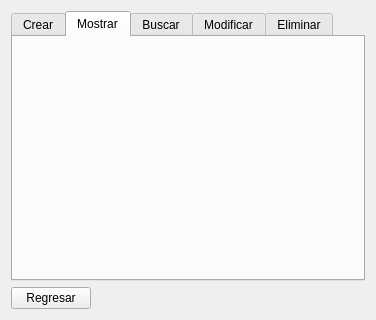
Before: the Qt Designer form Proyecto/menudisponibilidad.ui in alexVillasenor/SEDDII, drawn with Qt 5.
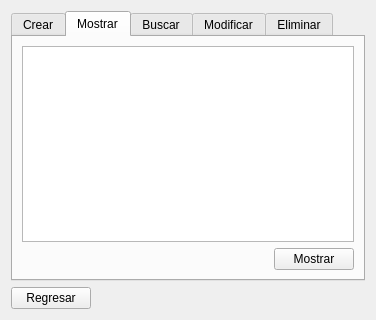
After: the same form once the commit is applied. The open tabs and pages were chosen to show the change.

Commit message: Capturar y mostrar version 1

```diff
--- a/Proyecto/menudisponibilidad.ui
+++ b/Proyecto/menudisponibilidad.ui
@@ -93,6 +93,34 @@
       <attribute name="title">
        <string>Mostrar</string>
       </attribute>
+      <layout class="QGridLayout" name="gridLayout_3">
+       <item row="0" column="0" colspan="2">
+        <widget class="QTextBrowser" name="textBrowser"/>
+       </item>
+       <item row="1" column="0">
+        <spacer name="horizontalSpacer_2">
+         <property name="orientation">
+          <enum>Qt::Horizontal</enum>
+         </property>
+         <property name="sizeHint" stdset="0">
+          <size>
+           <width>247</width>
+           <height>20</height>
+          </size>
+         </property>
+        </spacer>
+       </item>
+       <item row="1" column="1">
+        <widget class="QPushButton" name="pushButton_3">
+         <property name="text">
+          <string>Mostrar</string>
+         </property>
+         <property name="autoDefault">
+          <bool>true</bool>
+         </property>
+        </widget>
+       </item>
+      </layout>
      </widget>
      <widget class="QWidget" name="tab_3">
       <attribute name="title">
```
Left out of the diff: 2 changed lines with no effect on the pictures. The commit also changes 13 other files.
